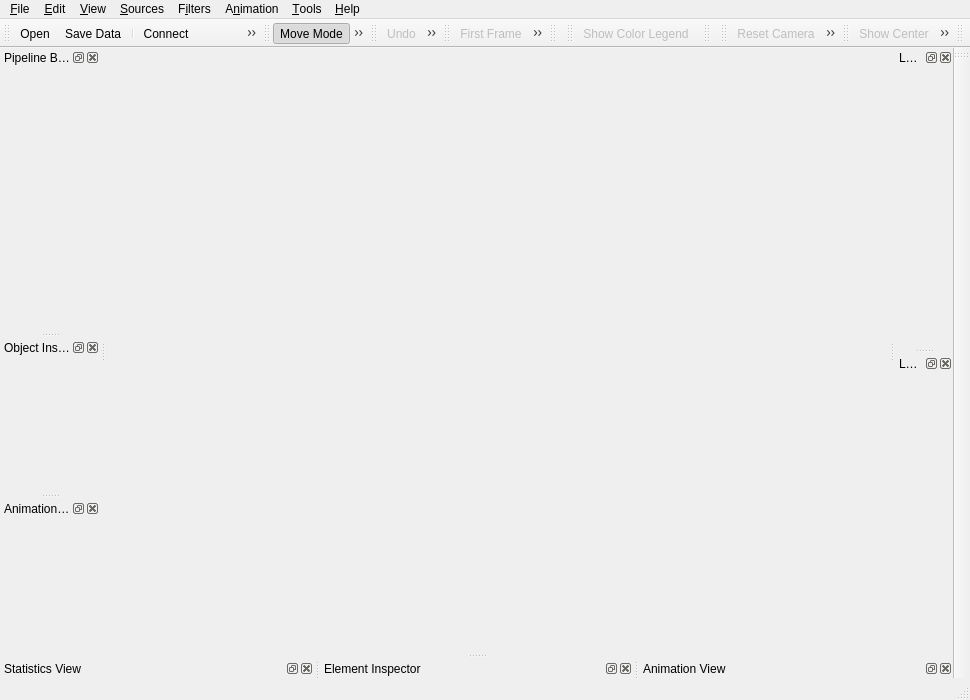
Above: Applications/Client/MainWindow.ui from wildmichael/ParaView3-enhancements-old before the change. Below: the same form after it.
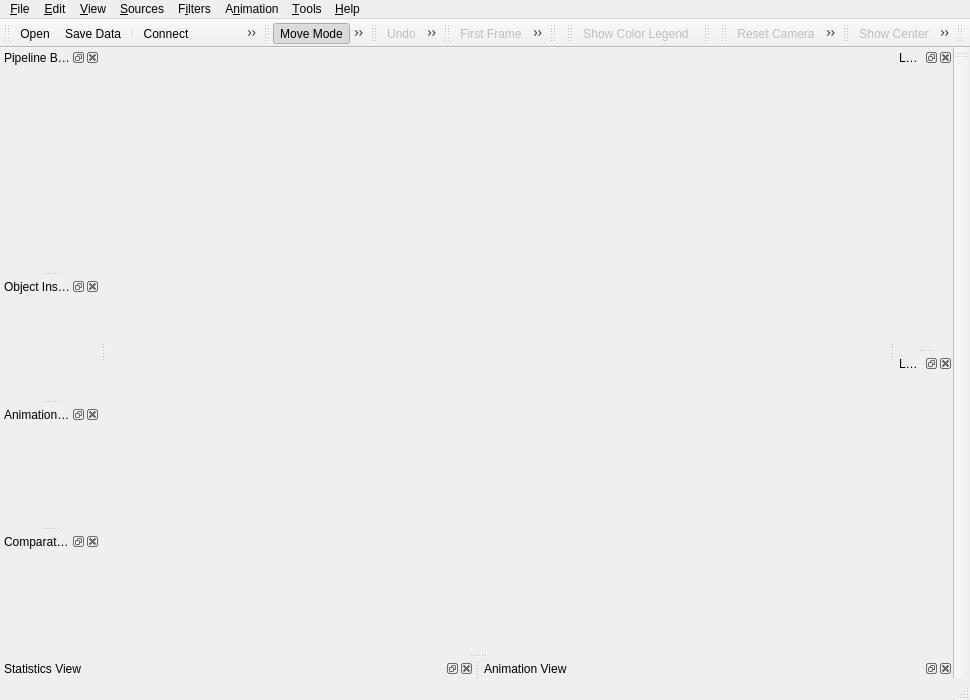
That is the form after the change. Icons and pictures are not drawn.

Diff of the .ui file:
```diff
--- a/Applications/Client/MainWindow.ui
+++ b/Applications/Client/MainWindow.ui
@@ -209,18 +209,6 @@
    </attribute>
    <widget class="QWidget" name="dockWidgetContents_4" />
   </widget>
-  <widget class="QDockWidget" name="elementInspectorDock" >
-   <property name="allowedAreas" >
-    <set>Qt::BottomDockWidgetArea|Qt::LeftDockWidgetArea|Qt::NoDockWidgetArea|Qt::RightDockWidgetArea</set>
-   </property>
-   <property name="windowTitle" >
-    <string>Element Inspector</string>
-   </property>
-   <attribute name="dockWidgetArea" >
-    <number>8</number>
-   </attribute>
-   <widget class="QWidget" name="dockWidgetContents_5" />
-  </widget>
   <widget class="QToolBar" name="mainToolBar" >
    <property name="windowTitle" >
     <string>Main Controls</string>
@@ -426,6 +414,15 @@
     <number>4</number>
    </attribute>
   </widget>
+  <widget class="QDockWidget" name="comparativePanelDock" >
+   <property name="windowTitle" >
+    <string>Comparative View Inspector</string>
+   </property>
+   <attribute name="dockWidgetArea" >
+    <number>1</number>
+   </attribute>
+   <widget class="QWidget" name="dockWidgetContents_11" />
+  </widget>
   <widget class="QDockWidget" name="animationViewDock" >
    <property name="windowTitle" >
     <string>Animation View</string>
```
Left out of the diff: 47 changed lines with no effect on the pictures.
